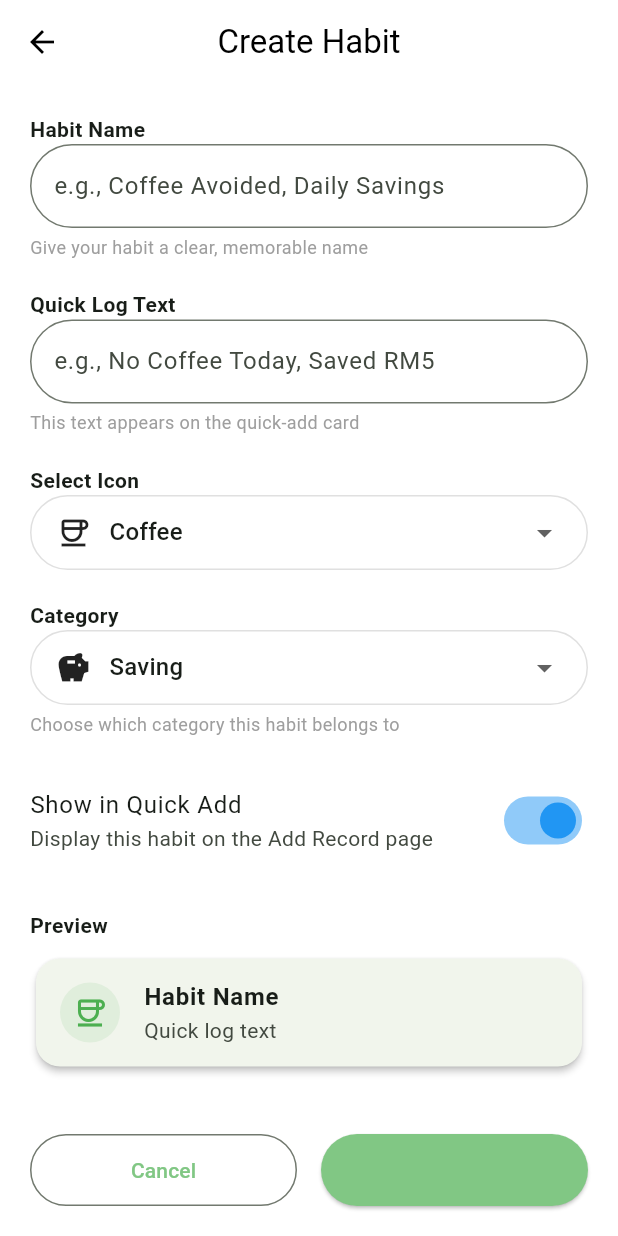
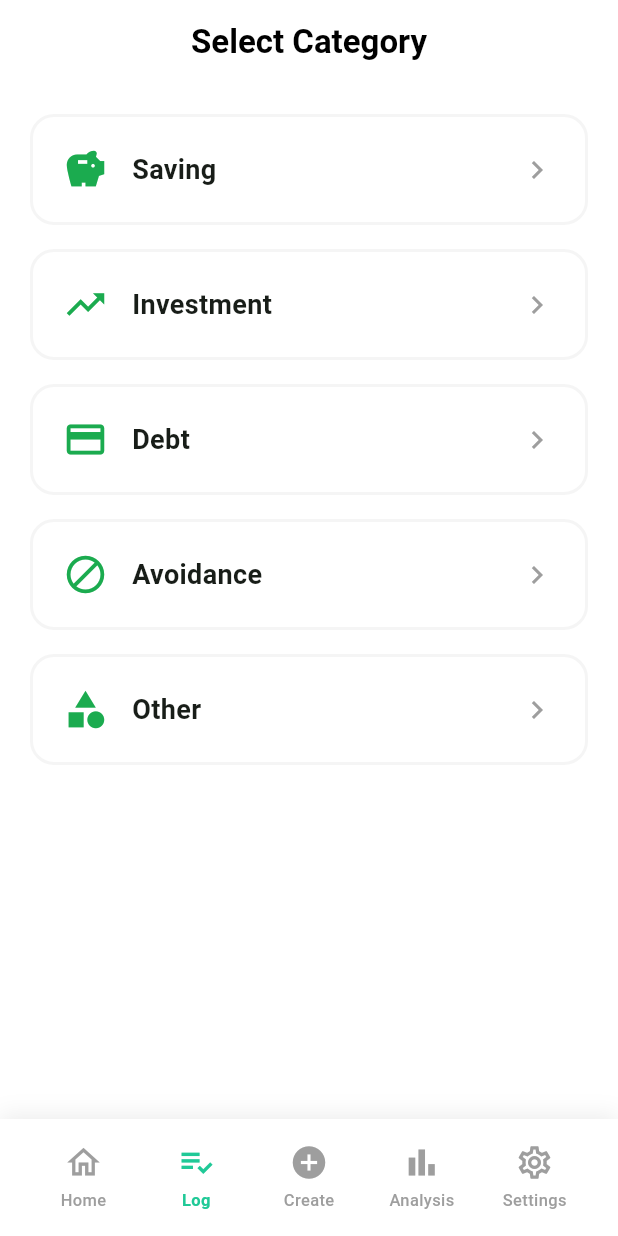
Before and after one commit to saltherric/Mobile-Development-1, a Flutter app: the screen it shows after launch, item 2 of the bottom bar chosen, on a phone screen of 412 x 824 dp. Run offline on Flutter 3.47's test engine with Material 3 defaults, Android fonts, the phone set to English and light mode, and no system bars; our stand-ins replace sqflite; accounts and stored records are empty.

Commit message:
Log Habit

```diff
--- a/saveluy_app/lib/data/habit_repository.dart
+++ b/saveluy_app/lib/data/habit_repository.dart
@@ -36,5 +36,4 @@
   Future<void> deleteHabit(String id) async {
     await _dbHelper.deleteHabit(id);
   }
-
 }
--- /dev/null
+++ b/saveluy_app/lib/ui/screens/add_record_screen.dart
@@ -0,0 +1,60 @@
+import 'package:flutter/material.dart';
+import '../../models/habit.dart';
+import 'logHabit.dart'; // Make sure this import matches your filename
+
+class AddRecordScreen extends StatelessWidget {
+  const AddRecordScreen({super.key});
+
+  @override
+  Widget build(BuildContext context) {
+    return Scaffold(
+      backgroundColor: Colors.white,
+      appBar: AppBar(
+        title: const Text("Select Category",
+          style: TextStyle(color: Colors.black, fontWeight: FontWeight.bold)),
+        centerTitle: true,
+        backgroundColor: Colors.white,
+        elevation: 0,
+      ),
+      body: ListView.builder(
+        padding: const EdgeInsets.all(20),
+        itemCount: CategoryType.values.length,
+        itemBuilder: (context, index) {
+          final category = CategoryType.values[index];
+          return _buildCategoryCard(context, category);
+        },
+      ),
+    );
+  }
+
+  Widget _buildCategoryCard(BuildContext context, CategoryType type) {
+    return GestureDetector(
+      onTap: () {
+        Navigator.push(
+          context,
+          MaterialPageRoute(
+            builder: (context) => LogHabitScreen(selectedCategory: type),
+          ),
+        );
+      },
+      child: Container(
+        margin: const EdgeInsets.only(bottom: 16),
+        padding: const EdgeInsets.all(20),
+        decoration: BoxDecoration(
+          color: Colors.white,
+          borderRadius: BorderRadius.circular(16),
+          border: Border.all(color: Colors.grey.shade100, width: 2),
+        ),
+        child: Row(
+          children: [
+            Icon(type.icon, color: const Color(0xFF1BAB4F), size: 30),
+            const SizedBox(width: 16),
+            Text(type.label, style: const TextStyle(fontSize: 18, fontWeight: FontWeight.bold)),
+            const Spacer(),
+            const Icon(Icons.chevron_right, color: Colors.grey),
+          ],
+        ),
+      ),
+    );
+  }
+}
--- a/saveluy_app/lib/ui/screens/appScreens.dart
+++ b/saveluy_app/lib/ui/screens/appScreens.dart
@@ -3,7 +3,8 @@
 import 'analysis.dart';
 import 'home.dart';
 import 'settings/habit_form.dart';
-import 'settings/habit_list.dart';
+import 'settings/habit_list.dart'; // This is your SettingsScreen
+import 'add_record_screen.dart'; // The entry point for logging
 
 class AppScreens extends StatefulWidget {
   const AppScreens({super.key});
@@ -16,8 +17,10 @@
   static const Color _primary = Color(0xFF20C997);
   int _currentIndex = 0;
 
+  // We use AddRecordScreen here so the user can choose a category first
   final List<Widget> _pages = const [
     HomeScreen(),
+    AddRecordScreen(),
     AnalysisScreen(),
     SettingsScreen(),
   ];
@@ -26,7 +29,9 @@
     setState(() => _currentIndex = index);
   }
 
+  /// This is the Floating "+" button logic
   Future<void> _onAddTap() async {
+    // Navigates directly to the creation form
     await Navigator.of(context).push(
       MaterialPageRoute(builder: (_) => const HabitFormScreen()),
     );
@@ -45,9 +50,10 @@
   }
 
   Widget _buildBottomNavigationBar() {
-    final bool isHome = _currentIndex == 0;
-    final bool isAnalysis = _currentIndex == 1;
-    final bool isSettings = _currentIndex == 2;
+    // Index 0: Home
+    // Index 1: Log (AddRecordScreen)
+    // Index 2: Analysis
+    // Index 3: Settings
 
     return Container(
       decoration: BoxDecoration(
@@ -68,26 +74,32 @@
               _buildNavItem(
                 Icons.home_outlined,
                 'Home',
-                isHome,
+                _currentIndex == 0,
                 () => _onTabSelected(0),
               ),
               _buildNavItem(
-                Icons.add_circle_outline,
-                'Add',
+                Icons.playlist_add_check_outlined, // Changed icon to represent "Logging"
+                'Log',
+                _currentIndex == 1,
+                () => _onTabSelected(1),
+              ),
+              _buildNavItem(
+                Icons.add_circle, // The "Quick Create" button
+                'Create',
                 false,
                 _onAddTap,
               ),
               _buildNavItem(
                 Icons.bar_chart,
                 'Analysis',
-                isAnalysis,
-                () => _onTabSelected(1),
+                _currentIndex == 2,
+                () => _onTabSelected(2),
               ),
               _buildNavItem(
                 Icons.settings_outlined,
                 'Settings',
-                isSettings,
-                () => _onTabSelected(2),
+                _currentIndex == 3,
+                () => _onTabSelected(3),
               ),
             ],
           ),
@@ -106,11 +118,8 @@
       child: Material(
         color: Colors.transparent,
         child: InkWell(
-          mouseCursor: SystemMouseCursors.click,
           borderRadius: BorderRadius.circular(14),
           onTap: onTap,
-          hoverColor: _primary.withOpacity(0.08),
-          splashColor: _primary.withOpacity(0.12),
           child: Padding(
             padding: const EdgeInsets.symmetric(vertical: 6),
             child: Column(
@@ -125,7 +134,7 @@
                 Text(
                   label,
                   style: TextStyle(
-                    fontSize: 12,
+                    fontSize: 11, // Slightly smaller to fit 5 items
                     color: isActive ? _primary : Colors.grey,
                     fontWeight: isActive ? FontWeight.w700 : FontWeight.w500,
                   ),
--- a/saveluy_app/lib/ui/screens/settings/habit_list.dart
+++ b/saveluy_app/lib/ui/screens/settings/habit_list.dart
@@ -182,6 +182,8 @@
               ...habits.map(
                     (habit) => HabitCard(
                   habit: habit,
+                  isSelected: false, // Always false in Settings mode
+                  onTap: () {},
                   onEdit: () => _navigateToEditHabit(habit),
                   onDelete: () => _delete(context, habit),
                 ),
```
Also changed, not shown: saveluy_app/lib/models/dailyLog.dart (+15 -15 lines), saveluy_app/lib/ui/screens/logHabit.dart (+18 -26 lines), saveluy_app/lib/ui/widgets/habit_card.dart (+87 -28 lines), saveluy_app/lib/utils/database_helper.dart (+74 -62 lines).
